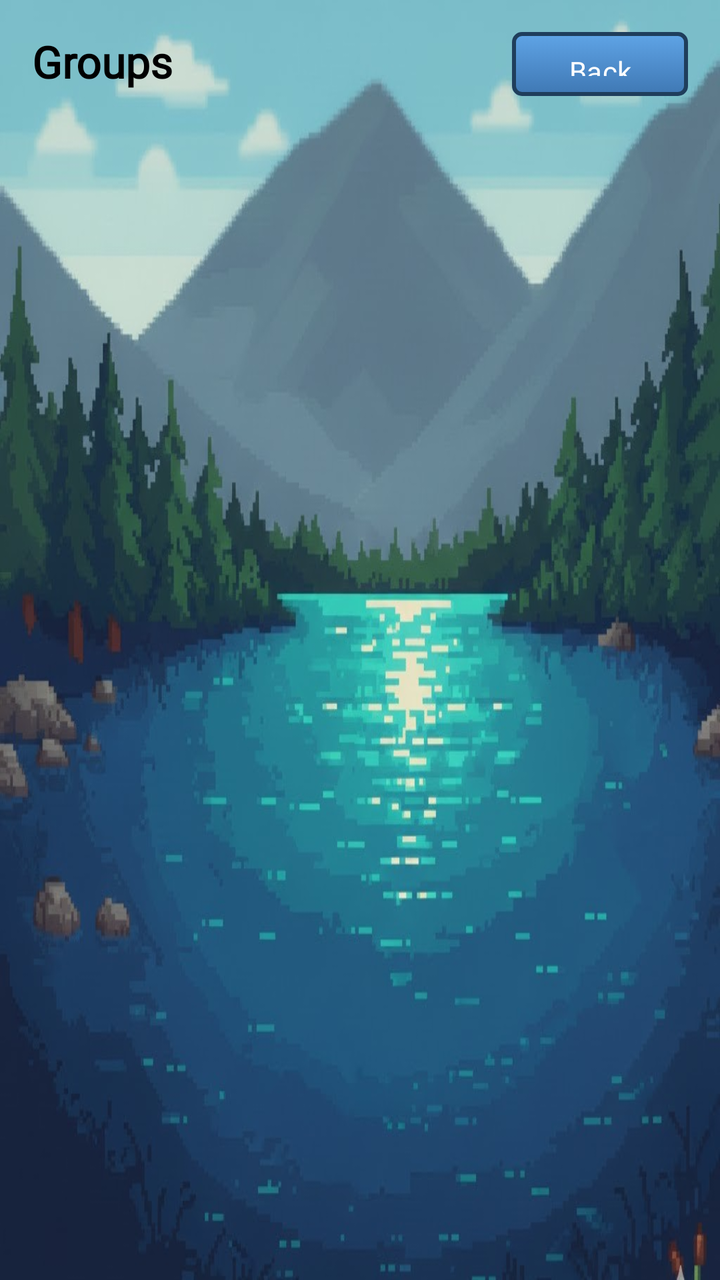
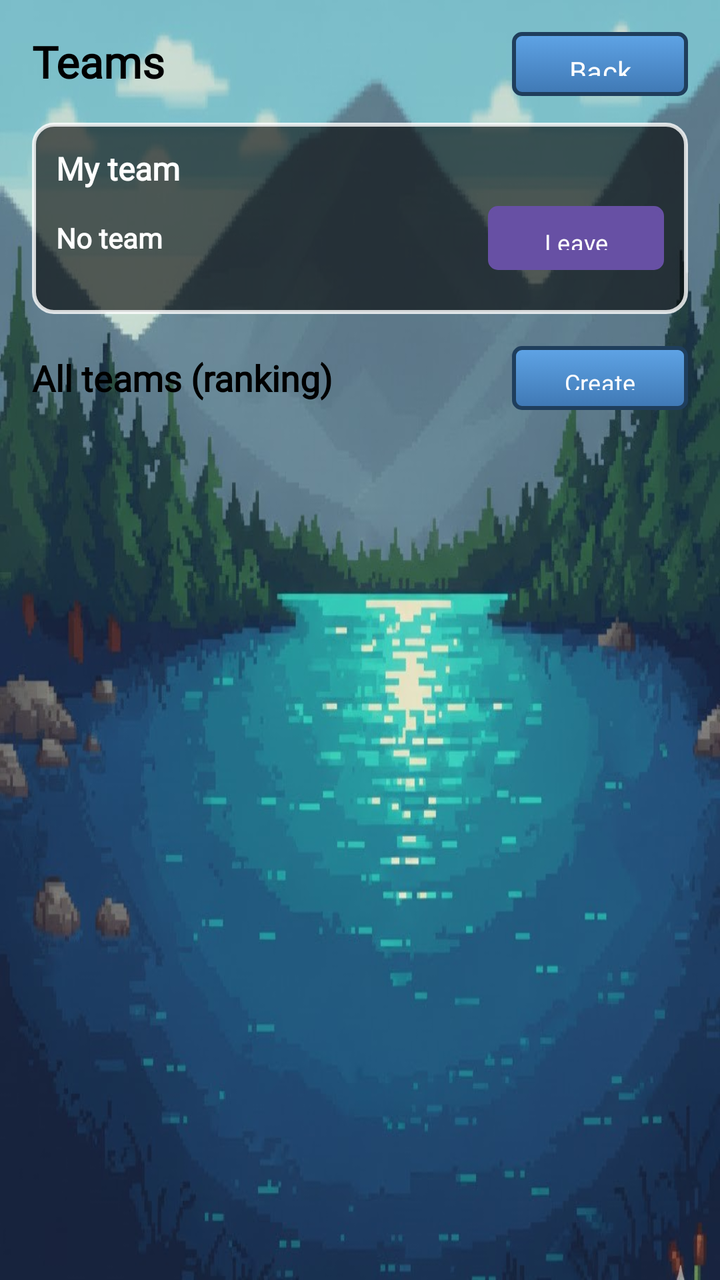

Two renders of the same Android screen: before a commit and after it. Below are the layout's source before the change and the commit's diff.
<!-- AndroidManifest.xml: application theme Theme.Android_Proyecto -->
<!-- res/layout/activity_groups.xml -->
<?xml version="1.0" encoding="utf-8"?>
<androidx.constraintlayout.widget.ConstraintLayout
    xmlns:android="http://schemas.android.com/apk/res/android"
    xmlns:app="http://schemas.android.com/apk/res-auto"
    xmlns:tools="http://schemas.android.com/tools"
    android:layout_width="match_parent"
    android:layout_height="match_parent"
    android:background="@drawable/fondologin">

    <Button
        android:id="@+id/btnBack"
        android:layout_width="wrap_content"
        android:layout_height="32dp"
        android:layout_gravity="start|center_vertical"
        android:layout_marginTop="16dp"
        android:layout_marginEnd="16dp"
        android:background="@drawable/pixel_button_bg"
        android:fontFamily="@font/pixel_font"
        android:paddingHorizontal="12dp"
        android:text="Back"
        android:textAllCaps="false"
        android:textSize="14sp"
        app:backgroundTint="@null"
        app:layout_constraintEnd_toEndOf="parent"
        app:layout_constraintTop_toTopOf="parent" />

    <TextView
        android:id="@+id/tvGroupsTitle"
        android:layout_width="wrap_content"
        android:layout_height="wrap_content"
        android:layout_marginStart="16dp"
        android:layout_marginTop="16dp"
        android:fontFamily="@font/pixel_font"
        android:text="Groups"
        android:textColor="@android:color/black"
        android:textSize="22sp"
        android:textStyle="bold"
        app:layout_constraintStart_toStartOf="parent"
        app:layout_constraintTop_toTopOf="parent" />

    <androidx.core.widget.NestedScrollView
        android:id="@+id/scrollGroups"
        android:layout_width="match_parent"
        android:layout_height="0dp"
        android:fillViewport="true"
        android:padding="16dp"
        app:layout_constraintTop_toBottomOf="@id/tvGroupsTitle"
        app:layout_constraintBottom_toBottomOf="parent">

        <LinearLayout
            android:layout_width="match_parent"
            android:layout_height="wrap_content"
            android:orientation="vertical">

            <androidx.recyclerview.widget.RecyclerView
                android:id="@+id/recyclerGroups"
                android:layout_width="match_parent"
                android:layout_height="wrap_content"
                android:layout_marginTop="12dp"
                android:nestedScrollingEnabled="false"
                tools:itemCount="3"
                tools:listitem="@layout/item_group" />

        </LinearLayout>
    </androidx.core.widget.NestedScrollView>

</androidx.constraintlayout.widget.ConstraintLayout>
<!-- res/layout/item_group.xml (included above) -->
<?xml version="1.0" encoding="utf-8"?>
<LinearLayout xmlns:android="http://schemas.android.com/apk/res/android"
    android:layout_width="match_parent"
    android:layout_height="wrap_content"
    android:orientation="vertical"
    android:padding="8dp"
    android:layout_margin="6dp">

    
    <LinearLayout
        android:id="@+id/layoutGroup"
        android:layout_width="match_parent"
        android:layout_height="wrap_content"
        android:background="@drawable/bg_rod_card"
        android:gravity="center_vertical"
        android:orientation="horizontal"
        android:padding="10dp">

        <TextView
            android:id="@+id/tvGroupName"
            android:layout_width="0dp"
            android:layout_height="wrap_content"
            android:layout_weight="1"
            android:fontFamily="@font/pixel_font"
            android:text="Team Alpha"
            android:textColor="#FFFFFF"
            android:textSize="14sp"
            android:textStyle="bold" />

        <Button
            android:id="@+id/btnJoinGroup"
            android:layout_width="wrap_content"
            android:layout_height="32dp"
            android:background="@drawable/pixel_button_bg"
            android:fontFamily="@font/pixel_font"
            android:paddingHorizontal="12dp"
            android:text="Join"
            android:textAllCaps="false"
            android:textColor="@android:color/white"
            android:textSize="12sp"/>
    </LinearLayout>

</LinearLayout>
<!-- resources referenced by this layout -->
<resources>
  <!-- drawable bg_rod_card (drawable) -->
  <?xml version="1.0" encoding="utf-8"?>
  <shape xmlns:android="http://schemas.android.com/apk/res/android"
      android:shape="rectangle">
  
      <solid android:color="#66000000" />
  
      <stroke
          android:width="2dp"
          android:color="#BBBBBB" />
  
      <corners android:radius="6dp" />
  
      <padding
          android:left="6dp"
          android:top="6dp"
          android:right="6dp"
          android:bottom="6dp" />
  </shape>
  <!-- drawable fondologin: jpg bitmap (drawable, 96286 bytes) -->
  <!-- drawable pixel_button_bg (drawable) -->
  <?xml version="1.0" encoding="utf-8"?>
  <selector xmlns:android="http://schemas.android.com/apk/res/android">
  
      <item android:state_pressed="true">
          <shape android:shape="rectangle">
              <corners android:radius="4dp"/>
              <solid android:color="#2D5A8C"/>
              <stroke android:width="2dp" android:color="#1F3E5C"/>
          </shape>
      </item>
  
      <item>
          <shape android:shape="rectangle">
              <corners android:radius="4dp"/>
              <stroke android:width="2dp" android:color="#1F3E5C"/>
              <gradient
                  android:angle="270"
                  android:startColor="#5FA4E6"  android:endColor="#3F78B4"    android:type="linear"/>
          </shape>
      </item>
  </selector>
  <style name="Theme.Android_Proyecto" parent="Base.Theme.Android_Proyecto" />
  <style name="Base.Theme.Android_Proyecto" parent="Theme.Material3.DayNight.NoActionBar">
          
          
      </style>
</resources>

<!-- the commit's change to res/layout/activity_groups.xml (unified diff, before → after) -->
@@ -11,7 +11,6 @@
         android:id="@+id/btnBack"
         android:layout_width="wrap_content"
         android:layout_height="32dp"
-        android:layout_gravity="start|center_vertical"
         android:layout_marginTop="16dp"
         android:layout_marginEnd="16dp"
         android:background="@drawable/pixel_button_bg"
@@ -31,7 +30,7 @@
         android:layout_marginStart="16dp"
         android:layout_marginTop="16dp"
         android:fontFamily="@font/pixel_font"
-        android:text="Groups"
+        android:text="Teams"
         android:textColor="@android:color/black"
         android:textSize="22sp"
         android:textStyle="bold"
@@ -39,7 +38,7 @@
         app:layout_constraintTop_toTopOf="parent" />
 
     <androidx.core.widget.NestedScrollView
-        android:id="@+id/scrollGroups"
+        android:id="@+id/scrollTeams"
         android:layout_width="match_parent"
         android:layout_height="0dp"
         android:fillViewport="true"
@@ -52,8 +51,101 @@
             android:layout_height="wrap_content"
             android:orientation="vertical">
 
+            
+            <LinearLayout
+                android:id="@+id/sectionMyTeam"
+                android:layout_width="match_parent"
+                android:layout_height="wrap_content"
+                android:orientation="vertical"
+                android:background="@drawable/bg_panel_dark"
+                android:padding="12dp">
+
+                <TextView
+                    android:layout_width="wrap_content"
+                    android:layout_height="wrap_content"
+                    android:fontFamily="@font/pixel_font"
+                    android:text="My team"
+                    android:textColor="@android:color/white"
+                    android:textSize="16sp"
+                    android:textStyle="bold" />
+
+                <LinearLayout
+                    android:layout_width="match_parent"
+                    android:layout_height="wrap_content"
+                    android:layout_marginTop="8dp"
+                    android:gravity="center_vertical"
+                    android:orientation="horizontal">
+
+                    <TextView
+                        android:id="@+id/tvMyTeamName"
+                        android:layout_width="0dp"
+                        android:layout_height="wrap_content"
+                        android:layout_weight="1"
+                        android:fontFamily="@font/pixel_font"
+                        android:text="No team"
+                        android:textColor="@android:color/white"
+                        android:textSize="14sp"
+                        android:textStyle="bold" />
+
+                    <Button
+                        android:id="@+id/btnLeaveTeam"
+                        android:layout_width="wrap_content"
+                        android:layout_height="32dp"
+                        android:background="@drawable/pixel_button_bg_red"
+                        android:fontFamily="@font/pixel_font"
+                        android:paddingHorizontal="12dp"
+                        android:text="Leave"
+                        android:textAllCaps="false"
+                        android:textColor="@android:color/white"
+                        android:textSize="12sp" />
+                </LinearLayout>
+
+                <androidx.recyclerview.widget.RecyclerView
+                    android:id="@+id/recyclerMyTeamMembers"
+                    android:layout_width="match_parent"
+                    android:layout_height="wrap_content"
+                    android:layout_marginTop="10dp"
+                    android:nestedScrollingEnabled="false"
+                    tools:itemCount="3"
+                    tools:listitem="@layout/item_member" />
+
+            </LinearLayout>
+
+            
+            <LinearLayout
+                android:layout_width="match_parent"
+                android:layout_height="wrap_content"
+                android:layout_marginTop="16dp"
+                android:orientation="horizontal"
+                android:gravity="center_vertical">
+
+                <TextView
+                    android:id="@+id/tvAllTeams"
+                    android:layout_width="0dp"
+                    android:layout_height="wrap_content"
+                    android:layout_weight="1"
+                    android:fontFamily="@font/pixel_font"
+                    android:text="All teams (ranking)"
+                    android:textColor="@android:color/black"
+                    android:textSize="18sp"
+                    android:textStyle="bold" />
+
+                <Button
+                    android:id="@+id/btnCreateTeam"
+                    android:layout_width="wrap_content"
+                    android:layout_height="32dp"
+                    android:background="@drawable/pixel_button_bg"
+                    android:fontFamily="@font/pixel_font"
+                    android:paddingHorizontal="12dp"
+                    android:text="Create"
+                    android:textAllCaps="false"
+                    android:textColor="@android:color/white"
+                    android:textSize="12sp"
+                    app:backgroundTint="@null"/>
+            </LinearLayout>
+
             <androidx.recyclerview.widget.RecyclerView
-                android:id="@+id/recyclerGroups"
+                android:id="@+id/recyclerTeams"
                 android:layout_width="match_parent"
                 android:layout_height="wrap_content"
                 android:layout_marginTop="12dp"
@@ -65,6 +157,39 @@
     </androidx.core.widget.NestedScrollView>
 
 </androidx.constraintlayout.widget.ConstraintLayout>
+<!-- res/layout/item_member.xml (included above) -->
+<?xml version="1.0" encoding="utf-8"?>
+<LinearLayout xmlns:android="http://schemas.android.com/apk/res/android"
+    android:layout_width="match_parent"
+    android:layout_height="wrap_content"
+    android:layout_margin="6dp"
+    android:padding="10dp"
+    android:background="@drawable/bg_rod_card"
+    android:orientation="horizontal"
+    android:gravity="center_vertical">
+
+    <TextView
+        android:id="@+id/tvMemberName"
+        android:layout_width="0dp"
+        android:layout_height="wrap_content"
+        android:layout_weight="1"
+        android:fontFamily="@font/pixel_font"
+        android:text="Player"
+        android:textColor="#FFFFFF"
+        android:textSize="14sp"
+        android:textStyle="bold" />
+
+    <TextView
+        android:id="@+id/tvMemberPoints"
+        android:layout_width="wrap_content"
+        android:layout_height="wrap_content"
+        android:fontFamily="@font/pixel_font"
+        android:text="0"
+        android:textColor="#FFFFFF"
+        android:textSize="14sp"
+        android:textStyle="bold" />
+
+</LinearLayout>
 <!-- res/layout/item_group.xml (included above) -->
 <?xml version="1.0" encoding="utf-8"?>
 <LinearLayout xmlns:android="http://schemas.android.com/apk/res/android"
<!-- resource entries referenced after the edit -->
@@ -1,5 +1,12 @@
 <!-- resources referenced by this layout -->
 <resources>
+  <!-- drawable bg_panel_dark (drawable) -->
+  <?xml version="1.0" encoding="utf-8"?>
+  <shape xmlns:android="http://schemas.android.com/apk/res/android">
+      <solid android:color="#99000000"/>
+      <stroke android:width="2dp" android:color="#CCFFFFFF"/>
+      <corners android:radius="10dp"/>
+  </shape>
   <!-- drawable bg_rod_card (drawable) -->
   <?xml version="1.0" encoding="utf-8"?>
   <shape xmlns:android="http://schemas.android.com/apk/res/android"
@@ -42,6 +49,49 @@
           </shape>
       </item>
   </selector>
+  <!-- drawable pixel_button_bg_red (drawable) -->
+  <?xml version="1.0" encoding="utf-8"?>
+  <selector xmlns:android="http://schemas.android.com/apk/res/android">
+  
+      <item android:state_pressed="true">
+          <shape android:shape="rectangle">
+  
+              <solid android:color="#6D4C41" />
+  
+              <stroke
+                  android:width="2dp"
+                  android:color="#3E2723" />
+  
+              <corners android:radius="4dp" />
+  
+              <padding
+                  android:left="6dp"
+                  android:top="4dp"
+                  android:right="6dp"
+                  android:bottom="4dp" />
+          </shape>
+      </item>
+  
+      <item>
+          <shape android:shape="rectangle">
+  
+              <solid android:color="#D32F2F" />
+  
+              <stroke
+                  android:width="2dp"
+                  android:color="#7E1C1C" />
+  
+              <corners android:radius="4dp" />
+  
+              <padding
+                  android:left="6dp"
+                  android:top="4dp"
+                  android:right="6dp"
+                  android:bottom="4dp" />
+          </shape>
+      </item>
+  
+  </selector>
   <style name="Theme.Android_Proyecto" parent="Base.Theme.Android_Proyecto" />
   <style name="Base.Theme.Android_Proyecto" parent="Theme.Material3.DayNight.NoActionBar">
           
